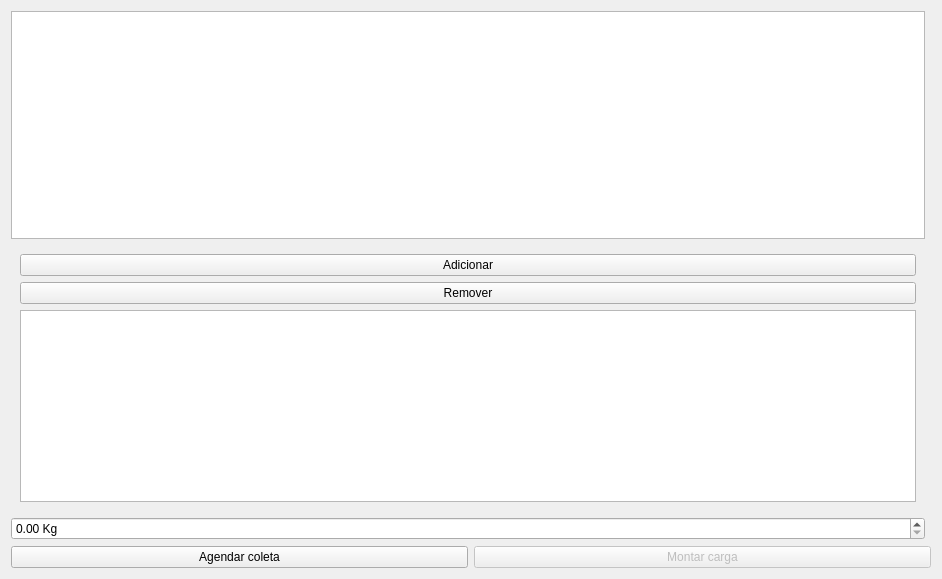
Qt form ui/widgetlogisticaagendarcoleta.ui (lellisls/ERP-STACCATO) before a commit.
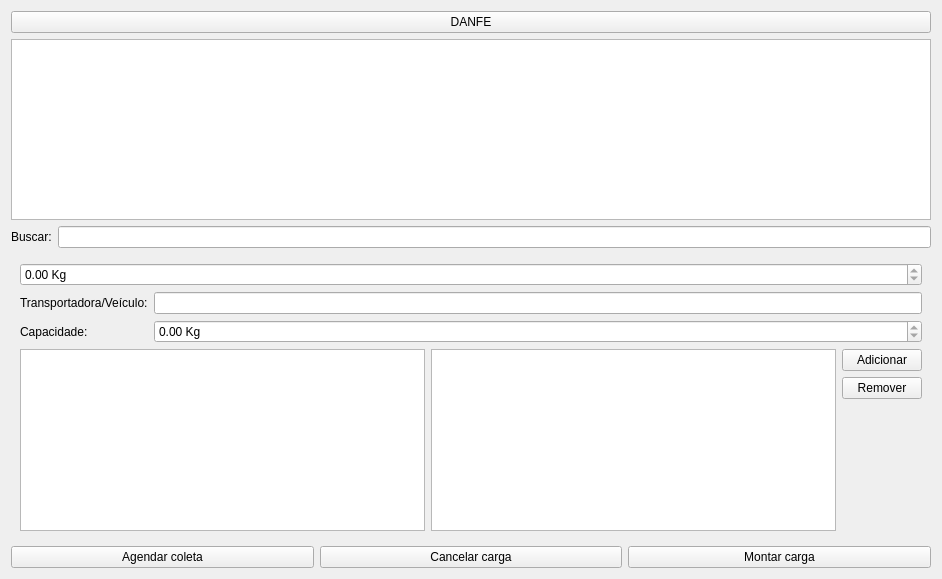
The same form after that commit. Custom widgets are drawn as their Qt base class.

```diff
--- a/ui/widgetlogisticaagendarcoleta.ui
+++ b/ui/widgetlogisticaagendarcoleta.ui
@@ -14,17 +14,7 @@
    <string>Form</string>
   </property>
   <layout class="QGridLayout" name="gridLayout_2">
-   <item row="4" column="0">
-    <widget class="QDoubleSpinBox" name="doubleSpinBox">
-     <property name="suffix">
-      <string> Kg</string>
-     </property>
-     <property name="maximum">
-      <double>999999.989999999990687</double>
-     </property>
-    </widget>
-   </item>
-   <item row="5" column="0" colspan="2">
+   <item row="6" column="0" colspan="2">
     <layout class="QHBoxLayout" name="horizontalLayout">
      <item>
       <widget class="QPushButton" name="pushButtonAgendarColeta">
@@ -33,10 +23,20 @@
        </property>
       </widget>
      </item>
+     <item>
+      <widget class="QPushButton" name="pushButtonCancelarCarga">
+       <property name="enabled">
+        <bool>true</bool>
+       </property>
+       <property name="text">
+        <string>Cancelar carga</string>
+       </property>
+      </widget>
+     </item>
      <item>
       <widget class="QPushButton" name="pushButtonMontarCarga">
        <property name="enabled">
-        <bool>false</bool>
+        <bool>true</bool>
        </property>
        <property name="text">
         <string>Montar carga</string>
@@ -45,7 +45,17 @@
      </item>
     </layout>
    </item>
-   <item row="0" column="0">
+   <item row="2" column="0">
+    <widget class="QLabel" name="label_3">
+     <property name="text">
+      <string>Buscar:</string>
+     </property>
+    </widget>
+   </item>
+   <item row="2" column="1">
+    <widget class="QLineEdit" name="lineEditBusca"/>
+   </item>
+   <item row="1" column="0" colspan="2">
     <widget class="TableView" name="tableEstoque">
      <property name="palette">
       <palette>
@@ -113,11 +123,50 @@
      </property>
     </widget>
    </item>
-   <item row="3" column="0">
+   <item row="0" column="0" colspan="2">
+    <widget class="QPushButton" name="pushButtonDanfe">
+     <property name="text">
+      <string>DANFE</string>
+     </property>
+    </widget>
+   </item>
+   <item row="4" column="0" colspan="2">
     <widget class="QFrame" name="frameCaminhao">
+     <layout class="QGridLayout" name="gridLayout_3">
+      <item row="1" column="0">
+       <widget class="QLabel" name="label">
+        <property name="text">
+         <string>Transportadora/Veículo:</string>
+        </property>
+       </widget>
+      </item>
+      <item row="1" column="1">
+       <widget class="ItemBox" name="itemBoxVeiculo"/>
+      </item>
+      <item row="2" column="0">
+       <widget class="QLabel" name="label_2">
+        <property name="text">
+         <string>Capacidade:</string>
+        </property>
+       </widget>
+      </item>
+      <item row="2" column="1">
+       <widget class="QDoubleSpinBox" name="doubleSpinBoxCapacidade">
+        <property name="readOnly">
+         <bool>true</bool>
+        </property>
+        <property name="suffix">
+         <string> Kg</string>
+        </property>
+        <property name="maximum">
+         <double>99999.990000000005239</double>
+        </property>
+       </widget>
+      </item>
+      <item row="3" column="0" colspan="2">
      <layout class="QGridLayout" name="gridLayout">
-      <item row="2" column="0" rowspan="4" colspan="2">
-       <widget class="QTreeView" name="tableTransp">
+        <item row="0" column="1" rowspan="3">
+         <widget class="TableView" name="tableTransp">
         <property name="palette">
          <palette>
           <active>
@@ -161,25 +210,96 @@
         <property name="alternatingRowColors">
          <bool>true</bool>
         </property>
-        <property name="headerHidden">
-         <bool>false</bool>
+          <property name="selectionBehavior">
+           <enum>QAbstractItemView::SelectRows</enum>
         </property>
        </widget>
       </item>
-      <item row="0" column="0" colspan="2">
-       <widget class="QPushButton" name="pushButtonSendRight">
+        <item row="0" column="3">
+         <widget class="QPushButton" name="pushButtonAdicionarProduto">
         <property name="text">
          <string>Adicionar</string>
         </property>
        </widget>
       </item>
-      <item row="1" column="0" colspan="2">
-       <widget class="QPushButton" name="pushButtonSendLeft">
+        <item row="1" column="3">
+         <widget class="QPushButton" name="pushButtonRemoverProduto">
         <property name="text">
          <string>Remover</string>
         </property>
        </widget>
       </item>
+        <item row="0" column="0" rowspan="3">
+         <widget class="TableView" name="tableTransp2">
+          <property name="palette">
+           <palette>
+            <active>
+             <colorrole role="Highlight">
+              <brush brushstyle="SolidPattern">
+               <color alpha="255">
+                <red>51</red>
+                <green>153</green>
+                <blue>255</blue>
+               </color>
+              </brush>
+             </colorrole>
+            </active>
+            <inactive>
+             <colorrole role="Highlight">
+              <brush brushstyle="SolidPattern">
+               <color alpha="255">
+                <red>51</red>
+                <green>153</green>
+                <blue>255</blue>
+               </color>
+              </brush>
+             </colorrole>
+            </inactive>
+            <disabled>
+             <colorrole role="Highlight">
+              <brush brushstyle="SolidPattern">
+               <color alpha="255">
+                <red>51</red>
+                <green>153</green>
+                <blue>255</blue>
+               </color>
+              </brush>
+             </colorrole>
+            </disabled>
+           </palette>
+          </property>
+          <property name="mouseTracking">
+           <bool>true</bool>
+          </property>
+          <property name="styleSheet">
+           <string notr="true">QTreeView::item { border: 0.5px ; border-style: solid ; border-color: lightgray ;}</string>
+          </property>
+          <property name="editTriggers">
+           <set>QAbstractItemView::NoEditTriggers</set>
+          </property>
+          <property name="alternatingRowColors">
+           <bool>true</bool>
+          </property>
+          <property name="selectionBehavior">
+           <enum>QAbstractItemView::SelectRows</enum>
+          </property>
+         </widget>
+        </item>
+       </layout>
+      </item>
+      <item row="0" column="0" colspan="2">
+       <widget class="QDoubleSpinBox" name="doubleSpinBoxPeso">
+        <property name="readOnly">
+         <bool>true</bool>
+        </property>
+        <property name="suffix">
+         <string> Kg</string>
+        </property>
+        <property name="maximum">
+         <double>999999.989999999990687</double>
+        </property>
+       </widget>
+      </item>
      </layout>
     </widget>
    </item>
@@ -191,6 +311,11 @@
    <extends>QTableView</extends>
    <header>src/tableview.h</header>
   </customwidget>
+  <customwidget>
+   <class>ItemBox</class>
+   <extends>QLineEdit</extends>
+   <header>src/itembox.h</header>
+  </customwidget>
  </customwidgets>
  <resources/>
  <connections/>
```
Left out of the diff: 6 changed lines with no effect on the pictures. Lines whose indentation alone changed are shown as unchanged.
